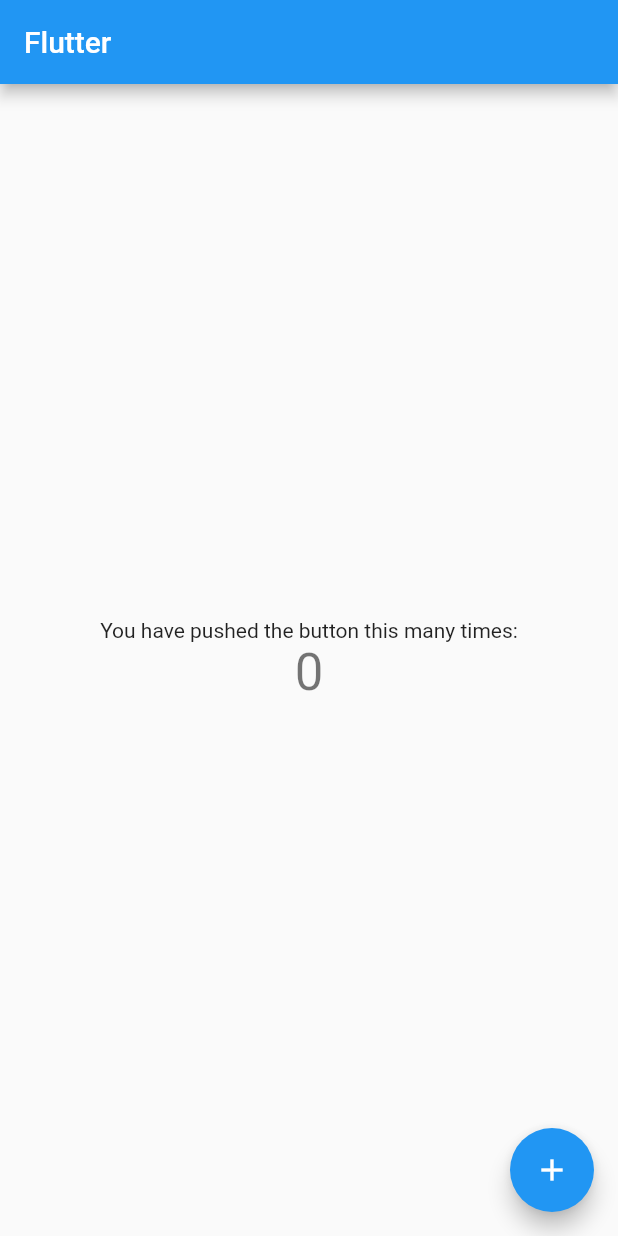
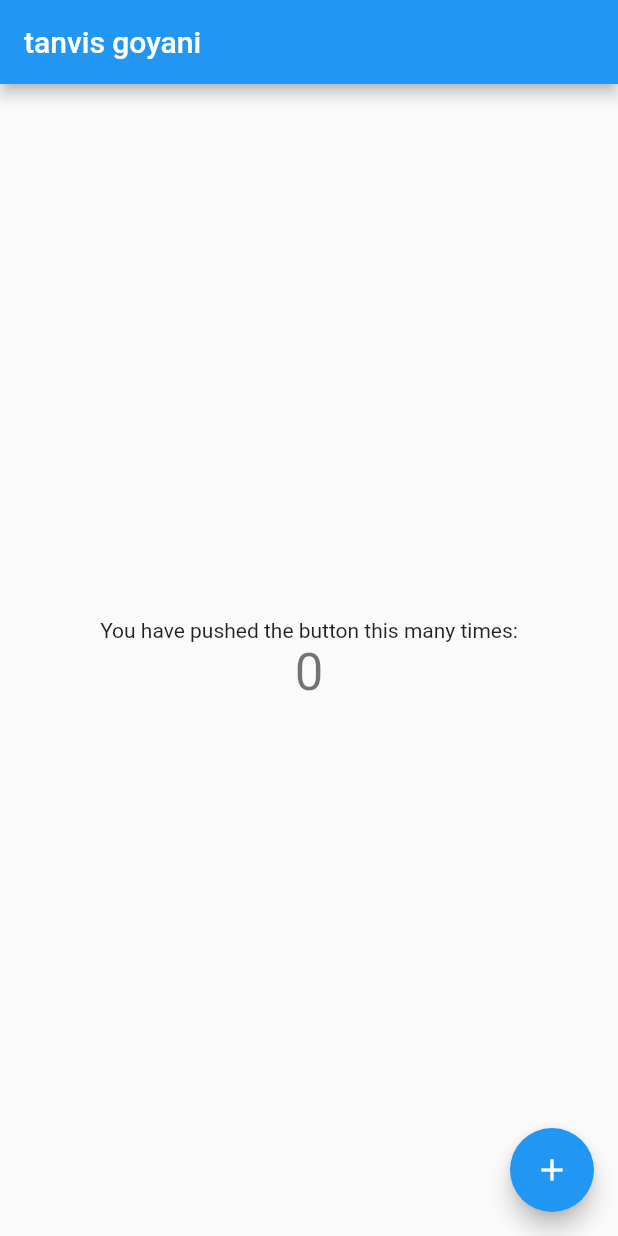
Before and after one commit to Tanvis-Goyani/working, a Flutter app: the screen it shows after launch, on a phone screen of 412 x 824 dp. Run offline on Flutter 3.47's test engine with Material 2 defaults, Android fonts, the phone set to English and light mode, and no system bars.

Commit message:
tanvis goyani the title

```diff
--- a/lib/main.dart
+++ b/lib/main.dart
@@ -24,7 +24,7 @@ class MyApp extends StatelessWidget {
         // is not restarted.
         primarySwatch: Colors.blue,
       ),
-      home: const MyHomePage(title: 'Flutter'),
+      home: const MyHomePage(title: 'tanvis goyani'),
     );
   }
 }
```
